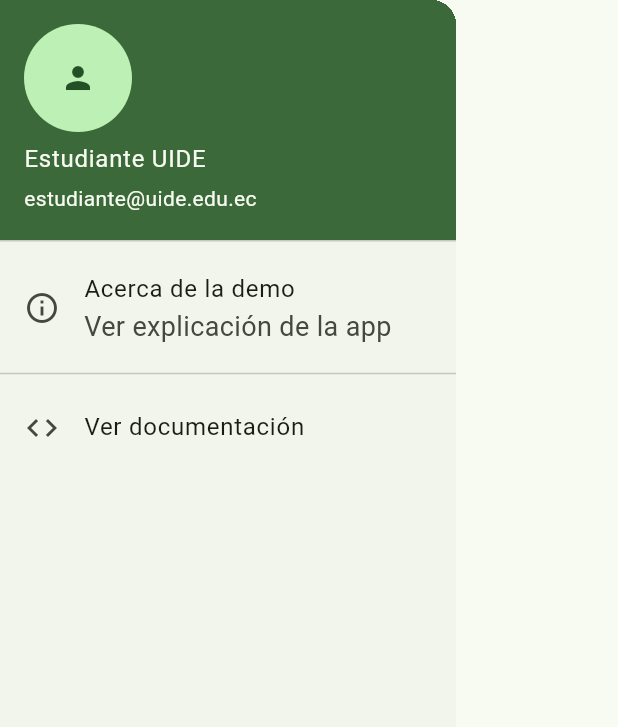
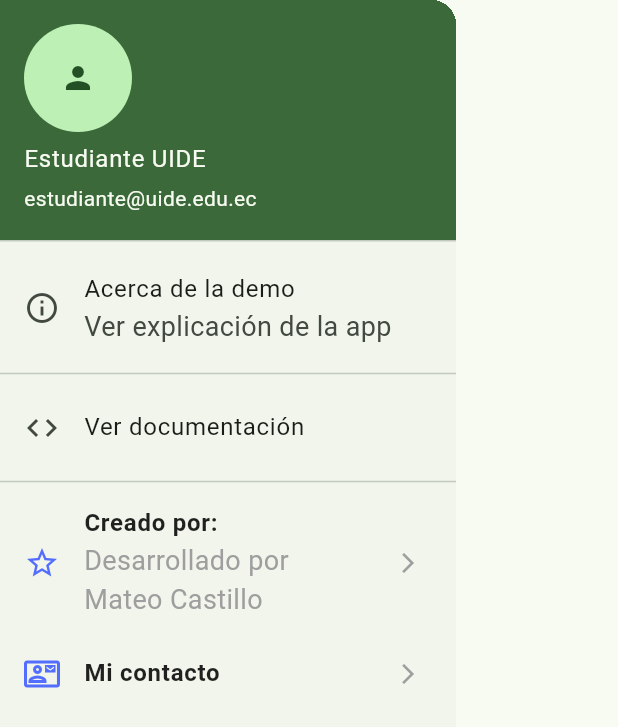
Before and after one commit to richardmijo/semana3_2526, a Flutter app: the MainDrawer widget shown alone on an empty page, opened directly, on a phone screen of 412 x 824 dp. Shown: the top 727 px of the screen. Run offline on Flutter 3.47's test engine with Material 3 defaults, Android fonts, the phone set to English and light mode, and no system bars.

Commit message:
Mi Drawer y agregado README tecnico - Mateo Castillo

```diff
--- /dev/null
+++ b/lib/features/ui_demo/presentation/widgets/drawer_item.dart
@@ -0,0 +1,39 @@
+import 'package:flutter/material.dart';
+
+class DrawerItem extends StatelessWidget {
+  final IconData icon;
+  final String title;
+  final String? subtitle;
+  final VoidCallback onTap;
+
+  const DrawerItem({
+    Key? key,
+    required this.icon,
+    required this.title,
+    required this.onTap,
+    this.subtitle,
+  }) : super(key: key);
+
+  @override
+  Widget build(BuildContext context) {
+    return ListTile(
+      leading: Icon(icon, color: Colors.indigoAccent),
+      title: Text(
+        title,
+        style: const TextStyle(
+          fontWeight: FontWeight.w600,
+          color: Colors.black87,
+        ),
+      ),
+      subtitle: subtitle != null
+          ? Text(subtitle!, style: const TextStyle(color: Colors.grey))
+          : null,
+      onTap: onTap,
+      trailing: const Icon(
+        Icons.arrow_forward_ios,
+        size: 16,
+        color: Colors.grey,
+      ),
+    );
+  }
+}
--- a/lib/features/ui_demo/presentation/widgets/main_drawer.dart
+++ b/lib/features/ui_demo/presentation/widgets/main_drawer.dart
@@ -1,4 +1,5 @@
 import 'package:flutter/material.dart';
+import '../widgets/drawer_item.dart';
 
 class MainDrawer extends StatelessWidget {
   const MainDrawer({super.key});
@@ -11,10 +12,10 @@
           const UserAccountsDrawerHeader(
             accountName: Text('Estudiante UIDE'),
             accountEmail: Text('estudiante@uide.edu.ec'),
-            currentAccountPicture: CircleAvatar(
-              child: Icon(Icons.person),
-            ),
+            currentAccountPicture: CircleAvatar(child: Icon(Icons.person)),
           ),
+
+          // 🔹 Código original del docente (no se toca)
           ListTile(
             leading: const Icon(Icons.info_outline),
             title: const Text('Acerca de la demo'),
@@ -35,7 +36,6 @@
             },
           ),
           const Divider(),
-
           ListTile(
             leading: const Icon(Icons.code),
             title: const Text('Ver documentación'),
@@ -48,9 +48,63 @@
               );
             },
           ),
+
+          const Divider(),
+
+          DrawerItem(
+            icon: Icons.star_border,
+            title: 'Creado por:',
+            subtitle: 'Desarrollado por Mateo Castillo',
+            onTap: () {
+              Navigator.of(context).pop();
+              showDialog(
+                context: context,
+                builder: (_) => AlertDialog(
+                  title: const Text('Créditos'),
+                  content: const Text(
+                    'Practica Semana 3.\n'
+                    'Autor: Mateo Castillo\n'
+                    'Universidad Internacional del Ecuador - UIDE',
+                  ),
+                  actions: [
+                    TextButton(
+                      onPressed: () => Navigator.pop(context),
+                      child: const Text('Cerrar'),
+                    ),
+                  ],
+                ),
+              );
+            },
+          ),
+
+          DrawerItem(
+            icon: Icons.contact_mail_outlined,
+            title: 'Mi contacto',
+            onTap: () {
+              Navigator.of(context).pop();
+              showDialog(
+                context: context,
+                builder: (_) => AlertDialog(
+                  title: const Text('Contacto'),
+                  content: const Text(
+                    '¿Tienes dudas o sugerencias?\n'
+                    'matcastilloma@uide.edu.ec\n'
+                    'github.com/mateocp10',
+                  ),
+                  actions: [
+                    TextButton(
+                      onPressed: () => Navigator.pop(context),
+                      child: const Text('Cerrar'),
+                    ),
+                  ],
+                ),
+              );
+            },
+          ),
         ],
       ),
     );
   }
 }
+
 // actividad
```
Also changed, not shown: lib/features/ui_demo/presentation/widgets/component_demos.dart (+8 -33 lines), pubspec.lock, 1 other file.
